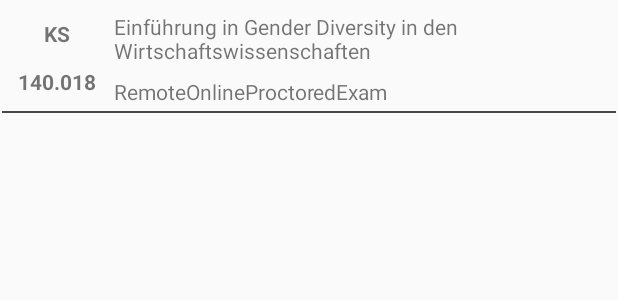
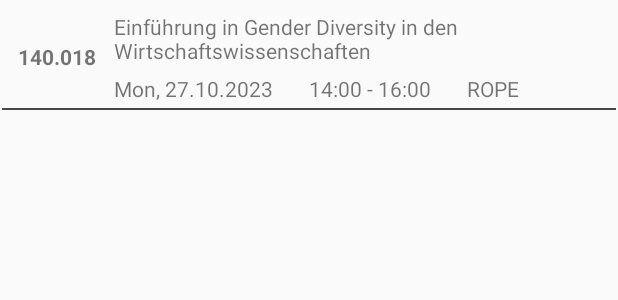
Before and after one commit to Marty-Byrde/Campus-Wrapper, an Android app: the layout exam_list_item_basic.xml on its own in the app's theme, with its tools: preview values and no code run, on a phone screen of 412 x 824 dp. Shown: the top 300 px of the screen. Run offline under Robolectric (Android 15) with nearby library versions, the phone set to English and light mode, and no system bars; network calls fail.

Commit message:
feat: redesigned exam-list-item layout

```diff
--- a/app/src/main/res/layout/exam_list_item_basic.xml
+++ b/app/src/main/res/layout/exam_list_item_basic.xml
@@ -3,35 +3,29 @@
                                                    xmlns:app="http://schemas.android.com/apk/res-auto"
                                                    xmlns:tools="http://schemas.android.com/tools"
                                                    android:layout_width="match_parent"
-                                                   android:layout_height="wrap_content">
+                                                   android:layout_height="wrap_content"
+                                                   android:id="@+id/exam_item_container">
 
     <TextView
             android:text="140.018"
             android:layout_width="wrap_content"
-            android:layout_height="wrap_content" android:id="@+id/txtLectureID"
+            android:layout_height="wrap_content" android:id="@+id/txtLectureID_ExamListItem"
             android:textStyle="bold" app:layout_constraintStart_toStartOf="parent" android:layout_marginStart="12dp"
-            app:layout_constraintBottom_toBottomOf="parent" app:layout_constraintTop_toBottomOf="@+id/txtLectureType_ExamListItem"/>
-    <TextView
-            android:text="KS"
-            android:layout_width="wrap_content"
-            android:layout_height="wrap_content" android:id="@+id/txtLectureType_ExamListItem"
-            android:textStyle="bold" app:layout_constraintStart_toStartOf="@+id/txtLectureID"
-            app:layout_constraintEnd_toEndOf="@+id/txtLectureID" app:layout_constraintTop_toTopOf="parent"
-            app:layout_constraintHorizontal_bias="0.5" app:layout_constraintBottom_toTopOf="@+id/txtLectureID"/>
+            app:layout_constraintTop_toTopOf="parent" app:layout_constraintBottom_toBottomOf="parent"/>
     <TextView
             android:text="Einführung in Gender Diversity in den Wirtschaftswissenschaften "
             android:layout_width="0dp"
             android:layout_height="wrap_content" android:id="@+id/txtLectureName_ExamListItem"
-            app:layout_constraintStart_toEndOf="@+id/txtLectureID" android:layout_marginStart="12dp"
+            app:layout_constraintStart_toEndOf="@+id/txtLectureID_ExamListItem" android:layout_marginStart="12dp"
             android:layout_marginEnd="12dp" app:layout_constraintEnd_toEndOf="parent"
             app:layout_constraintTop_toTopOf="parent" android:layout_marginTop="8dp"/>
     <TextView
-            android:text="RemoteOnlineProctoredExam "
+            android:text="ROPE"
             android:layout_width="wrap_content"
             android:layout_height="wrap_content" android:id="@+id/txtRoom_ExamListItem"
-            app:layout_constraintTop_toBottomOf="@+id/txtLectureName_ExamListItem"
-            android:layout_marginTop="8dp" app:layout_constraintStart_toStartOf="@+id/txtLectureName_ExamListItem"
-            app:layout_constraintBottom_toBottomOf="parent" android:layout_marginBottom="6dp"/>
+            app:layout_constraintBottom_toBottomOf="parent" android:layout_marginBottom="6dp"
+            app:layout_constraintVertical_bias="0.0" app:layout_constraintStart_toEndOf="@+id/txtTime_ExamListItem"
+            android:layout_marginStart="24dp" app:layout_constraintTop_toTopOf="@+id/txtDate_ExamListItem"/>
     <androidx.constraintlayout.widget.ConstraintLayout
             android:layout_width="0dp"
             android:layout_height="1dp"
@@ -41,4 +35,16 @@
             android:background="@color/divider_color">
 
     </androidx.constraintlayout.widget.ConstraintLayout>
+    <TextView
+            android:text="Mon, 27.10.2023"
+            android:layout_width="wrap_content"
+            android:layout_height="wrap_content" android:id="@+id/txtDate_ExamListItem"
+            app:layout_constraintStart_toStartOf="@+id/txtLectureName_ExamListItem"
+            app:layout_constraintTop_toBottomOf="@+id/txtLectureName_ExamListItem" android:layout_marginTop="6dp"/>
+    <TextView
+            android:text="14:00 - 16:00"
+            android:layout_width="wrap_content"
+            android:layout_height="wrap_content" android:id="@+id/txtTime_ExamListItem"
+            app:layout_constraintStart_toEndOf="@+id/txtDate_ExamListItem" android:layout_marginStart="24dp"
+            app:layout_constraintTop_toTopOf="@+id/txtDate_ExamListItem"/>
 </androidx.constraintlayout.widget.ConstraintLayout>
```
